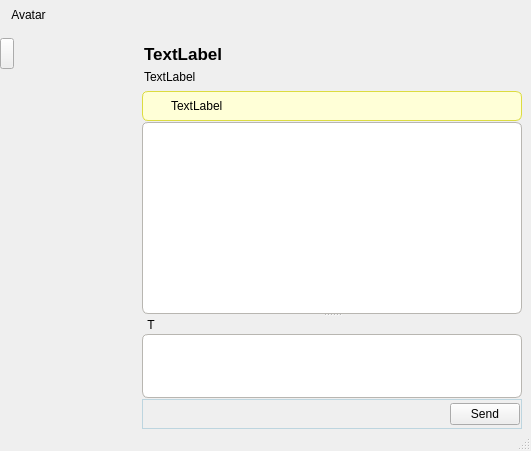
The window that retroshare-gui/src/gui/chat/PopupChatDialog.ui (RetroShare/RetroShare) describes before a commit, drawn with Qt 5.
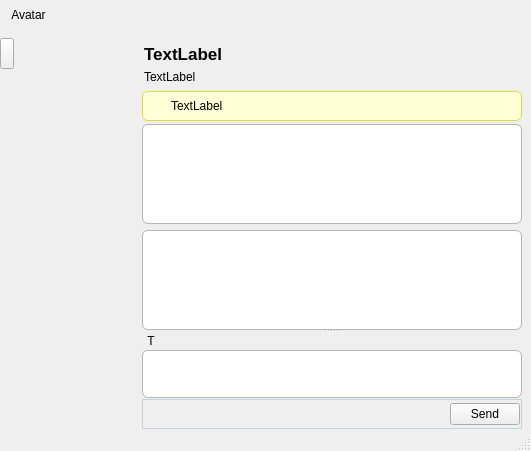
The same window after the commit. Icons and pictures are not drawn.

Commit message: Save incoming not read private chat messages in config and delete it after reading. Added queue for outgoing private offline chat messages. The queue is also saved until the private chat message could be delivered. It does not work in the short time between the shutdown of the peer and the switch of the state to offline for that peer. For this we need a response of the peer. Need recompile.

```diff
--- a/retroshare-gui/src/gui/chat/PopupChatDialog.ui
+++ b/retroshare-gui/src/gui/chat/PopupChatDialog.ui
@@ -38,7 +38,7 @@
     <property name="verticalSpacing">
      <number>1</number>
     </property>
-    <item row="0" column="0" rowspan="4">
+    <item row="0" column="0" rowspan="6">
      <widget class="QFrame" name="frame">
       <property name="sizePolicy">
        <sizepolicy hsizetype="Expanding" vsizetype="Expanding">
@@ -109,7 +109,7 @@
       </layout>
      </widget>
     </item>
-    <item row="0" column="1" rowspan="4">
+    <item row="0" column="1" rowspan="6">
      <widget class="QFrame" name="avatarframe">
       <property name="maximumSize">
        <size>
@@ -355,121 +355,7 @@
       </layout>
      </widget>
     </item>
-    <item row="2" column="2">
-     <widget class="QSplitter" name="chatsplitter">
-      <property name="lineWidth">
-       <number>1</number>
-      </property>
-      <property name="orientation">
-       <enum>Qt::Vertical</enum>
-      </property>
-      <property name="handleWidth">
-       <number>2</number>
-      </property>
-      <widget class="QTextBrowser" name="textBrowser">
-       <property name="sizePolicy">
-        <sizepolicy hsizetype="Expanding" vsizetype="MinimumExpanding">
-         <horstretch>0</horstretch>
-         <verstretch>0</verstretch>
-        </sizepolicy>
-       </property>
-       <property name="minimumSize">
-        <size>
-         <width>0</width>
-         <height>0</height>
-        </size>
-       </property>
-       <property name="sizeIncrement">
-        <size>
-         <width>0</width>
-         <height>0</height>
-        </size>
-       </property>
-       <property name="styleSheet">
-        <string notr="true">QTextBrowser{border: 1px solid #B8B6B1;
-border-radius: 6px;
-background: white;}</string>
-       </property>
-       <property name="html">
-        <string notr="true">&lt;!DOCTYPE HTML PUBLIC &quot;-//W3C//DTD HTML 4.0//EN&quot; &quot;http://www.w3.org/TR/REC-html40/strict.dtd&quot;&gt;
-&lt;html&gt;&lt;head&gt;&lt;meta name=&quot;qrichtext&quot; content=&quot;1&quot; /&gt;&lt;style type=&quot;text/css&quot;&gt;
-p, li { white-space: pre-wrap; }
-&lt;/style&gt;&lt;/head&gt;&lt;body style=&quot; font-family:'MS Shell Dlg 2'; font-size:8.25pt; font-weight:400; font-style:normal;&quot;&gt;
-&lt;p style=&quot;-qt-paragraph-type:empty; margin-top:0px; margin-bottom:0px; margin-left:0px; margin-right:0px; -qt-block-indent:0; text-indent:0px; font-size:8pt;&quot;&gt;&lt;/p&gt;&lt;/body&gt;&lt;/html&gt;</string>
-       </property>
-       <property name="openExternalLinks">
-        <bool>true</bool>
-       </property>
-       <property name="openLinks">
-        <bool>false</bool>
-       </property>
-      </widget>
-      <widget class="QWidget" name="layoutWidget">
-       <layout class="QGridLayout" name="gridLayout_3">
-        <property name="spacing">
-         <number>0</number>
-        </property>
-        <item row="0" column="1">
-         <widget class="QLabel" name="statusLabel">
-          <property name="text">
-           <string/>
-          </property>
-          <property name="margin">
-           <number>0</number>
-          </property>
-          <property name="indent">
-           <number>3</number>
-          </property>
-         </widget>
-        </item>
-        <item row="2" column="0" colspan="2">
-         <widget class="QTextEdit" name="chattextEdit">
-          <property name="sizePolicy">
-           <sizepolicy hsizetype="Expanding" vsizetype="Expanding">
-            <horstretch>0</horstretch>
-            <verstretch>0</verstretch>
-           </sizepolicy>
-          </property>
-          <property name="minimumSize">
-           <size>
-            <width>0</width>
-            <height>30</height>
-           </size>
-          </property>
-          <property name="styleSheet">
-           <string notr="true">QTextEdit{border: 1px solid #B8B6B1;
-border-radius: 6px;
-background: white;}</string>
-          </property>
-         </widget>
-        </item>
-        <item row="0" column="0">
-         <widget class="QLabel" name="typingpixmapLabel">
-          <property name="minimumSize">
-           <size>
-            <width>18</width>
-            <height>18</height>
-           </size>
-          </property>
-          <property name="maximumSize">
-           <size>
-            <width>18</width>
-            <height>18</height>
-           </size>
-          </property>
-          <property name="text">
-           <string notr="true">T</string>
-          </property>
-          <property name="alignment">
-           <set>Qt::AlignCenter</set>
-          </property>
-         </widget>
-        </item>
-       </layout>
-      </widget>
-     </widget>
-    </item>
-    <item row="3" column="2">
+    <item row="5" column="2">
      <widget class="QFrame" name="Chatbuttonframe">
       <property name="minimumSize">
        <size>
@@ -823,9 +709,150 @@
       </layout>
      </widget>
     </item>
-    <item row="4" column="0" colspan="3">
+    <item row="6" column="0" colspan="3">
      <layout class="QVBoxLayout" name="vboxLayout"/>
     </item>
+    <item row="4" column="2">
+     <widget class="QSplitter" name="chatsplitter">
+      <property name="lineWidth">
+       <number>1</number>
+      </property>
+      <property name="orientation">
+       <enum>Qt::Vertical</enum>
+      </property>
+      <property name="handleWidth">
+       <number>2</number>
+      </property>
+      <widget class="QWidget" name="verticalLayoutWidget">
+       <layout class="QVBoxLayout" name="verticalLayout_2">
+        <item>
+      <widget class="QTextBrowser" name="textBrowser">
+       <property name="sizePolicy">
+        <sizepolicy hsizetype="Expanding" vsizetype="MinimumExpanding">
+         <horstretch>0</horstretch>
+         <verstretch>0</verstretch>
+        </sizepolicy>
+       </property>
+       <property name="minimumSize">
+        <size>
+         <width>0</width>
+         <height>100</height>
+        </size>
+       </property>
+       <property name="styleSheet">
+        <string notr="true">QTextBrowser{border: 1px solid #B8B6B1;
+border-radius: 6px;
+background: white;}</string>
+       </property>
+       <property name="html">
+        <string notr="true">&lt;!DOCTYPE HTML PUBLIC &quot;-//W3C//DTD HTML 4.0//EN&quot; &quot;http://www.w3.org/TR/REC-html40/strict.dtd&quot;&gt;
+&lt;html&gt;&lt;head&gt;&lt;meta name=&quot;qrichtext&quot; content=&quot;1&quot; /&gt;&lt;style type=&quot;text/css&quot;&gt;
+p, li { white-space: pre-wrap; }
+&lt;/style&gt;&lt;/head&gt;&lt;body style=&quot; font-family:'MS Shell Dlg 2'; font-size:8.25pt; font-weight:400; font-style:normal;&quot;&gt;
+&lt;p style=&quot;-qt-paragraph-type:empty; margin-top:0px; margin-bottom:0px; margin-left:0px; margin-right:0px; -qt-block-indent:0; text-indent:0px; font-size:8pt;&quot;&gt;&lt;/p&gt;&lt;/body&gt;&lt;/html&gt;</string>
+       </property>
+       <property name="openExternalLinks">
+        <bool>true</bool>
+       </property>
+       <property name="openLinks">
+        <bool>false</bool>
+       </property>
+      </widget>
+        </item>
+        <item>
+      <widget class="QTextBrowser" name="offlineTextBrowser">
+       <property name="sizePolicy">
+        <sizepolicy hsizetype="Expanding" vsizetype="MinimumExpanding">
+         <horstretch>0</horstretch>
+         <verstretch>0</verstretch>
+        </sizepolicy>
+       </property>
+       <property name="minimumSize">
+        <size>
+         <width>0</width>
+         <height>100</height>
+        </size>
+       </property>
+       <property name="styleSheet">
+        <string notr="true">QTextBrowser{border: 1px solid #B8B6B1;
+border-radius: 6px;
+background: white;}</string>
+       </property>
+       <property name="openExternalLinks">
+        <bool>true</bool>
+       </property>
+       <property name="openLinks">
+        <bool>false</bool>
+       </property>
+      </widget>
+        </item>
+       </layout>
+      </widget>
+      <widget class="QWidget" name="layoutWidget">
+       <layout class="QGridLayout" name="gridLayout_3">
+        <property name="spacing">
+         <number>0</number>
+        </property>
+        <item row="0" column="1">
+         <widget class="QLabel" name="statusLabel">
+          <property name="text">
+           <string/>
+          </property>
+          <property name="margin">
+           <number>0</number>
+          </property>
+          <property name="indent">
+           <number>3</number>
+          </property>
+         </widget>
+        </item>
+        <item row="2" column="0" colspan="2">
+         <widget class="QTextEdit" name="chattextEdit">
+          <property name="sizePolicy">
+           <sizepolicy hsizetype="Expanding" vsizetype="Expanding">
+            <horstretch>0</horstretch>
+            <verstretch>0</verstretch>
+           </sizepolicy>
+          </property>
+          <property name="minimumSize">
+           <size>
+            <width>0</width>
+            <height>30</height>
+           </size>
+          </property>
+          <property name="styleSheet">
+           <string notr="true">QTextEdit{border: 1px solid #B8B6B1;
+border-radius: 6px;
+background: white;}</string>
+          </property>
+         </widget>
+        </item>
+        <item row="0" column="0">
+         <widget class="QLabel" name="typingpixmapLabel">
+          <property name="minimumSize">
+           <size>
+            <width>18</width>
+            <height>18</height>
+           </size>
+          </property>
+          <property name="maximumSize">
+           <size>
+            <width>18</width>
+            <height>18</height>
+           </size>
+          </property>
+          <property name="text">
+           <string notr="true">T</string>
+          </property>
+          <property name="alignment">
+           <set>Qt::AlignCenter</set>
+          </property>
+         </widget>
+        </item>
+       </layout>
+      </widget>
+     </widget>
+    </item>
    </layout>
   </widget>
   <widget class="QStatusBar" name="statusbar"/>
@@ -916,6 +943,11 @@
     <string>Save Chat History</string>
    </property>
   </action>
+  <action name="actionClearOfflineMessages">
+   <property name="text">
+    <string>Clear offline messages</string>
+   </property>
+  </action>
  </widget>
  <resources>
   <include location="../images.qrc"/>
```
The commit also changes 18 other files.
